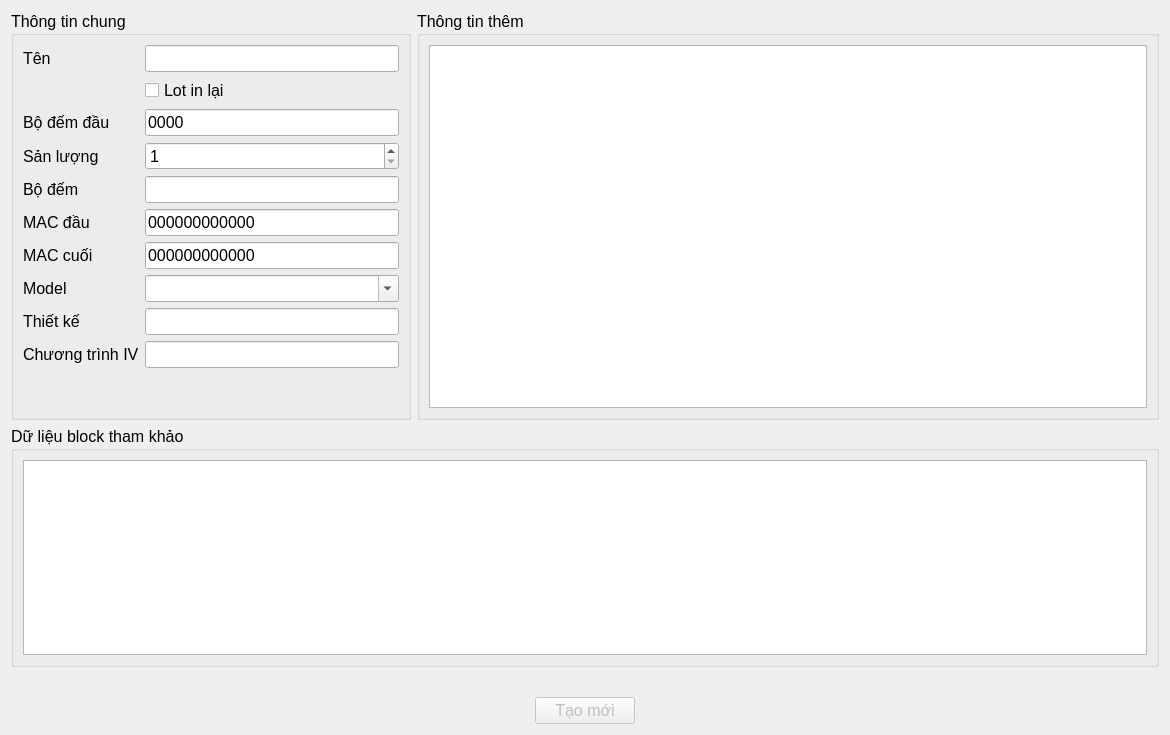
The window that LMS/HxLOTPropertyDialog.ui (VanDuongPCB/desktop-laser-marking-system) describes before a commit, drawn with Qt 5.
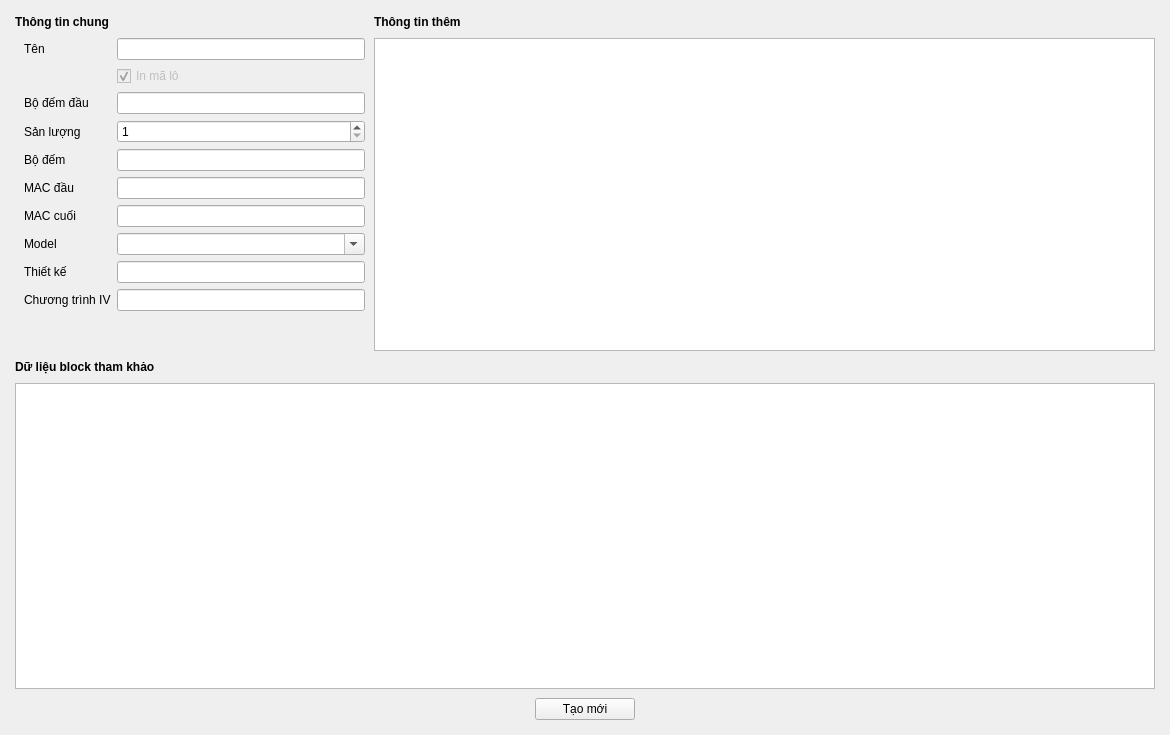
The same window after the commit. Custom widgets are drawn as their Qt base class.

What changed in the file:
```diff
--- a/LMS/HxLOTPropertyDialog.ui
+++ b/LMS/HxLOTPropertyDialog.ui
@@ -10,43 +10,200 @@
     <height>735</height>
    </rect>
   </property>
-  <property name="font">
-   <font>
-    <pointsize>12</pointsize>
-   </font>
-  </property>
   <property name="windowTitle">
    <string>Thông tin lot</string>
   </property>
   <layout class="QGridLayout" name="gridLayout_2">
+   <property name="leftMargin">
+    <number>15</number>
+   </property>
+   <property name="topMargin">
+    <number>15</number>
+   </property>
+   <property name="rightMargin">
+    <number>15</number>
+   </property>
+   <property name="bottomMargin">
+    <number>15</number>
+   </property>
+   <property name="spacing">
+    <number>9</number>
+   </property>
    <item row="0" column="0">
-    <widget class="QGroupBox" name="groupBox">
+    <widget class="QLabel" name="label_10">
+     <property name="font">
+      <font>
+       <bold>true</bold>
+      </font>
+     </property>
+     <property name="text">
+      <string>Thông tin chung</string>
+     </property>
+    </widget>
+   </item>
+   <item row="11" column="0" colspan="2">
+    <layout class="QHBoxLayout" name="horizontalLayout">
+     <item>
+      <spacer name="horizontalSpacer">
+       <property name="orientation">
+        <enum>Qt::Orientation::Horizontal</enum>
+       </property>
+       <property name="sizeHint" stdset="0">
+        <size>
+         <width>40</width>
+         <height>20</height>
+        </size>
+       </property>
+      </spacer>
+     </item>
+     <item>
+      <widget class="QPushButton" name="btnCreateOrChange">
+       <property name="enabled">
+        <bool>true</bool>
+       </property>
+       <property name="minimumSize">
+        <size>
+         <width>100</width>
+         <height>0</height>
+        </size>
+       </property>
+       <property name="text">
+        <string>Tạo mới</string>
+       </property>
+       <property name="autoDefault">
+        <bool>false</bool>
+       </property>
+      </widget>
+     </item>
+     <item>
+      <spacer name="horizontalSpacer_2">
+       <property name="orientation">
+        <enum>Qt::Orientation::Horizontal</enum>
+       </property>
+       <property name="sizeHint" stdset="0">
+        <size>
+         <width>40</width>
+         <height>20</height>
+        </size>
+       </property>
+      </spacer>
+     </item>
+    </layout>
+   </item>
+   <item row="0" column="1">
+    <widget class="QLabel" name="label_11">
+     <property name="font">
+      <font>
+       <bold>true</bold>
+      </font>
+     </property>
+     <property name="text">
+      <string>Thông tin thêm</string>
+     </property>
+    </widget>
+   </item>
+   <item row="3" column="0" colspan="2">
+    <widget class="HxTableView" name="tbvBlocks">
+     <property name="editTriggers">
+      <set>QAbstractItemView::EditTrigger::NoEditTriggers</set>
+     </property>
+     <attribute name="horizontalHeaderStretchLastSection">
+      <bool>true</bool>
+     </attribute>
+     <attribute name="verticalHeaderVisible">
+      <bool>false</bool>
+     </attribute>
+     <attribute name="verticalHeaderMinimumSectionSize">
+      <number>22</number>
+     </attribute>
+     <attribute name="verticalHeaderDefaultSectionSize">
+      <number>22</number>
+     </attribute>
+    </widget>
+   </item>
+   <item row="1" column="0">
+    <widget class="QWidget" name="widget" native="true">
+     <property name="sizePolicy">
+      <sizepolicy hsizetype="Fixed" vsizetype="Preferred">
+       <horstretch>0</horstretch>
+       <verstretch>0</verstretch>
+      </sizepolicy>
+     </property>
      <property name="minimumSize">
       <size>
-       <width>200</width>
+       <width>350</width>
        <height>0</height>
       </size>
      </property>
-     <property name="maximumSize">
-      <size>
-       <width>400</width>
-       <height>16777215</height>
-      </size>
-     </property>
-     <property name="title">
-      <string>Thông tin chung</string>
-     </property>
-     <layout class="QGridLayout" name="gridLayout_3">
+     <layout class="QGridLayout" name="gridLayout_4">
+      <property name="topMargin">
+       <number>0</number>
+      </property>
+      <property name="rightMargin">
+       <number>0</number>
+      </property>
+      <property name="bottomMargin">
+       <number>0</number>
+      </property>
+      <item row="4" column="0">
+       <widget class="QLabel" name="label_6">
+        <property name="text">
+         <string>Bộ đếm</string>
+        </property>
+       </widget>
+      </item>
+      <item row="6" column="0">
+       <widget class="QLabel" name="label_8">
+        <property name="text">
+         <string>MAC cuối</string>
+        </property>
+       </widget>
+      </item>
       <item row="6" column="1">
-       <widget class="QLineEdit" name="txtMACStart">
+       <widget class="QLineEdit" name="txtMACEnd">
         <property name="text">
-         <string>000000000000</string>
+         <string/>
         </property>
         <property name="maxLength">
          <number>12</number>
         </property>
        </widget>
       </item>
+      <item row="2" column="1">
+       <widget class="QLineEdit" name="txtCounterStart">
+        <property name="text">
+         <string/>
+        </property>
+       </widget>
+      </item>
+      <item row="7" column="0">
+       <widget class="QLabel" name="label_2">
+        <property name="text">
+         <string>Model</string>
+        </property>
+       </widget>
+      </item>
+      <item row="8" column="1">
+       <widget class="QLineEdit" name="txtDesign">
+        <property name="readOnly">
+         <bool>true</bool>
+        </property>
+       </widget>
+      </item>
+      <item row="0" column="0">
+       <widget class="QLabel" name="label">
+        <property name="text">
+         <string>Tên</string>
+        </property>
+       </widget>
+      </item>
+      <item row="2" column="0">
+       <widget class="QLabel" name="label_5">
+        <property name="text">
+         <string>Bộ đếm đầu</string>
+        </property>
+       </widget>
+      </item>
       <item row="3" column="1">
        <widget class="QSpinBox" name="spxQuantity">
         <property name="minimum">
@@ -57,48 +214,48 @@
         </property>
        </widget>
       </item>
-      <item row="9" column="0">
-       <widget class="QLabel" name="label_3">
+      <item row="5" column="0">
+       <widget class="QLabel" name="label_7">
         <property name="text">
-         <string>Thiết kế</string>
+         <string>MAC đầu</string>
         </property>
        </widget>
       </item>
-      <item row="7" column="0">
-       <widget class="QLabel" name="label_8">
+      <item row="3" column="0">
+       <widget class="QLabel" name="label_9">
         <property name="text">
-         <string>MAC cuối</string>
+         <string>Sản lượng</string>
         </property>
        </widget>
       </item>
-      <item row="8" column="1">
+      <item row="4" column="1">
+       <widget class="QLineEdit" name="txtCounter">
+        <property name="readOnly">
+         <bool>true</bool>
+        </property>
+       </widget>
+      </item>
+      <item row="7" column="1">
        <widget class="QComboBox" name="cbxModel">
         <property name="editable">
          <bool>true</bool>
         </property>
        </widget>
       </item>
-      <item row="1" column="1">
-       <widget class="QCheckBox" name="chxRePrint">
-        <property name="text">
-         <string>Lot in lại</string>
+      <item row="9" column="1">
+       <widget class="QLineEdit" name="txtProgram">
+        <property name="readOnly">
+         <bool>true</bool>
         </property>
        </widget>
       </item>
-      <item row="10" column="0">
+      <item row="9" column="0">
        <widget class="QLabel" name="label_4">
         <property name="text">
          <string>Chương trình IV</string>
         </property>
        </widget>
       </item>
-      <item row="5" column="1">
-       <widget class="QLineEdit" name="txtCounter">
-        <property name="readOnly">
-         <bool>true</bool>
-        </property>
-       </widget>
-      </item>
       <item row="0" column="1">
        <widget class="QLineEdit" name="txtName">
         <property name="minimumSize">
@@ -109,10 +266,23 @@
         </property>
        </widget>
       </item>
-      <item row="7" column="1">
-       <widget class="QLineEdit" name="txtMACEnd">
+      <item row="1" column="1">
+       <widget class="QCheckBox" name="chxRePrint">
+        <property name="enabled">
+         <bool>false</bool>
+        </property>
         <property name="text">
-         <string>000000000000</string>
+         <string>In mã lô</string>
+        </property>
+        <property name="checked">
+         <bool>true</bool>
+        </property>
+       </widget>
+      </item>
+      <item row="5" column="1">
+       <widget class="QLineEdit" name="txtMACStart">
+        <property name="text">
+         <string/>
         </property>
         <property name="maxLength">
          <number>12</number>
@@ -120,20 +290,13 @@
        </widget>
       </item>
       <item row="8" column="0">
-       <widget class="QLabel" name="label_2">
+       <widget class="QLabel" name="label_3">
         <property name="text">
-         <string>Model</string>
+         <string>Thiết kế</string>
         </property>
        </widget>
       </item>
-      <item row="0" column="0">
-       <widget class="QLabel" name="label">
-        <property name="text">
-         <string>Tên</string>
-        </property>
-       </widget>
-      </item>
-      <item row="11" column="1">
+      <item row="10" column="1">
        <spacer name="verticalSpacer">
         <property name="orientation">
          <enum>Qt::Vertical</enum>
@@ -146,167 +309,31 @@
         </property>
        </spacer>
       </item>
-      <item row="5" column="0">
-       <widget class="QLabel" name="label_6">
-        <property name="text">
-         <string>Bộ đếm</string>
-        </property>
-       </widget>
-      </item>
-      <item row="3" column="0">
-       <widget class="QLabel" name="label_9">
-        <property name="text">
-         <string>Sản lượng</string>
-        </property>
-       </widget>
-      </item>
-      <item row="6" column="0">
-       <widget class="QLabel" name="label_7">
-        <property name="text">
-         <string>MAC đầu</string>
-        </property>
-       </widget>
-      </item>
-      <item row="2" column="0">
-       <widget class="QLabel" name="label_5">
-        <property name="text">
-         <string>Bộ đếm đầu</string>
-        </property>
-       </widget>
-      </item>
-      <item row="2" column="1">
-       <widget class="QLineEdit" name="txtCounterStart">
-        <property name="text">
-         <string>0000</string>
-        </property>
-       </widget>
-      </item>
-      <item row="9" column="1">
-       <widget class="QLineEdit" name="txtDesign">
-        <property name="readOnly">
-         <bool>true</bool>
-        </property>
-       </widget>
-      </item>
-      <item row="10" column="1">
-       <widget class="QLineEdit" name="txtProgram">
-        <property name="readOnly">
-         <bool>true</bool>
-        </property>
-       </widget>
-      </item>
      </layout>
     </widget>
    </item>
-   <item row="2" column="0" colspan="2">
-    <widget class="QGroupBox" name="groupBox_3">
-     <property name="title">
+   <item row="1" column="1">
+    <widget class="HxTableView" name="tbvParams">
+     <attribute name="horizontalHeaderStretchLastSection">
+      <bool>true</bool>
+     </attribute>
+     <attribute name="verticalHeaderMinimumSectionSize">
+      <number>22</number>
+     </attribute>
+     <attribute name="verticalHeaderDefaultSectionSize">
+      <number>22</number>
+     </attribute>
+    </widget>
+   </item>
+   <item row="2" column="0">
+    <widget class="QLabel" name="label_12">
+     <property name="font">
+      <font>
+       <bold>true</bold>
+      </font>
+     </property>
+     <property name="text">
       <string>Dữ liệu block tham khảo</string>
-     </property>
-     <layout class="QGridLayout" name="gridLayout_5">
-      <item row="0" column="0">
-       <widget class="HxTableView" name="tbvBlocks">
-        <property name="editTriggers">
-         <set>QAbstractItemView::NoEditTriggers</set>
-        </property>
-        <attribute name="horizontalHeaderStretchLastSection">
-         <bool>true</bool>
-        </attribute>
-        <attribute name="verticalHeaderVisible">
-         <bool>false</bool>
-        </attribute>
-        <attribute name="verticalHeaderMinimumSectionSize">
-         <number>22</number>
-        </attribute>
-        <attribute name="verticalHeaderDefaultSectionSize">
-         <number>22</number>
-        </attribute>
-       </widget>
-      </item>
-     </layout>
-    </widget>
-   </item>
-   <item row="0" column="1">
-    <widget class="QGroupBox" name="groupBox_2">
-     <property name="maximumSize">
-      <size>
-       <width>16777215</width>
-       <height>16777215</height>
-      </size>
-     </property>
-     <property name="title">
-      <string>Thông tin thêm</string>
-     </property>
-     <layout class="QGridLayout" name="gridLayout_4">
-      <item row="0" column="0">
-       <widget class="HxTableView" name="tbvParams">
-        <attribute name="horizontalHeaderStretchLastSection">
-         <bool>true</bool>
-        </attribute>
-        <attribute name="verticalHeaderMinimumSectionSize">
-         <number>22</number>
-        </attribute>
-        <attribute name="verticalHeaderDefaultSectionSize">
-         <number>22</number>
-        </attribute>
-       </widget>
-      </item>
-     </layout>
-    </widget>
-   </item>
-   <item row="11" column="0" colspan="2">
-    <layout class="QHBoxLayout" name="horizontalLayout">
-     <item>
-      <spacer name="horizontalSpacer">
-       <property name="orientation">
-        <enum>Qt::Horizontal</enum>
-       </property>
-       <property name="sizeHint" stdset="0">
-        <size>
-         <width>40</width>
-         <height>20</height>
-        </size>
-       </property>
-      </spacer>
-     </item>
-     <item>
-      <widget class="QPushButton" name="btnCreateOrChange">
-       <property name="enabled">
-        <bool>false</bool>
-       </property>
-       <property name="minimumSize">
-        <size>
-         <width>100</width>
-         <height>0</height>
-        </size>
-       </property>
-       <property name="text">
-        <string>Tạo mới</string>
-       </property>
-      </widget>
-     </item>
-     <item>
-      <spacer name="horizontalSpacer_2">
-       <property name="orientation">
-        <enum>Qt::Horizontal</enum>
-       </property>
-       <property name="sizeHint" stdset="0">
-        <size>
-         <width>40</width>
-         <height>20</height>
-        </size>
-       </property>
-      </spacer>
-     </item>
-    </layout>
-   </item>
-   <item row="3" column="0" colspan="2">
-    <widget class="QLabel" name="lblError">
-     <property name="styleSheet">
-      <string notr="true">color:red;</string>
-     </property>
-     <property name="text">
-      <string/>
      </property>
     </widget>
    </item>
```
Left out of the diff: 2 changed lines with no effect on the pictures.
